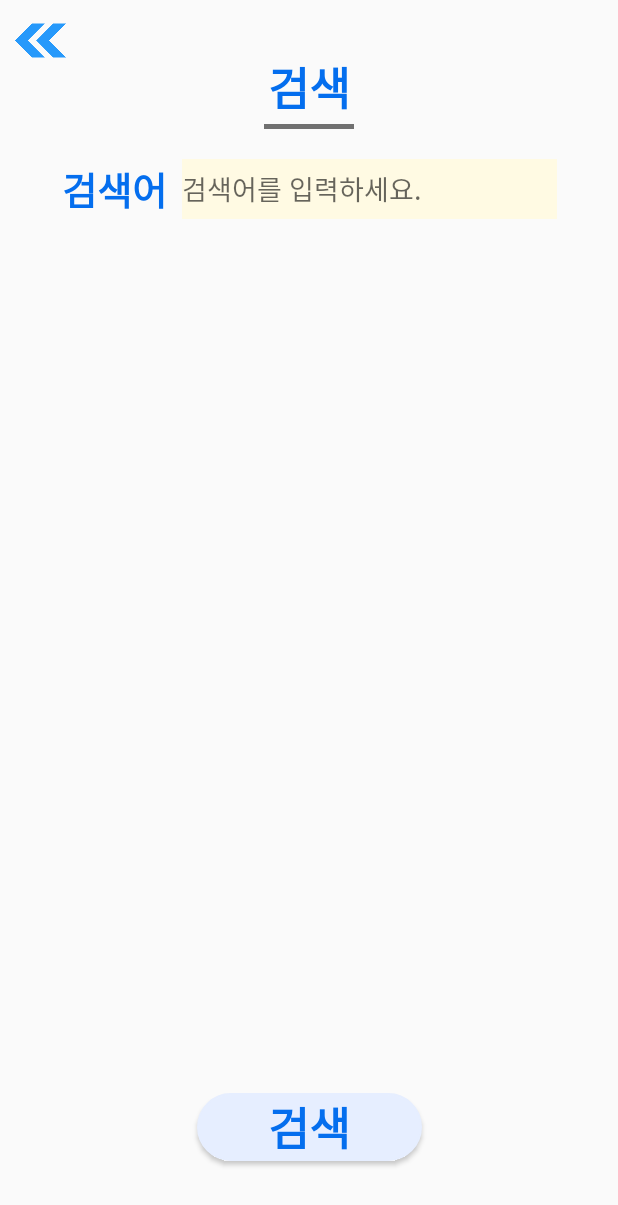
After one commit to jeeheaG/Travelencer-2021-android, an Android app: the layout fragment_place_filter.xml on its own in the app's theme, with its tools: preview values and no code run, on a phone screen of 412 x 824 dp. The commit adds this screen. Shown: the top 1205 px of the screen. Run offline under Robolectric (Android 15) with nearby library versions, the phone set to English and light mode, and no system bars.

Commit message:
색상 파일

```diff
--- /dev/null
+++ b/app/src/main/java/com/example/travelencer_android_2021/PlaceFilterFragment.kt
@@ -0,0 +1,4 @@
+package com.example.travelencer_android_2021
+
+class PlaceFilterFragment {
+}
--- /dev/null
+++ b/app/src/main/java/com/example/travelencer_android_2021/adapter/PlaceMainAdapter.kt
@@ -0,0 +1 @@
+package com.example.travelencer_android_2021.adapter
--- /dev/null
+++ b/app/src/main/java/com/example/travelencer_android_2021/model/ModelPlaceMain.kt
@@ -0,0 +1 @@
+package com.example.travelencer_android_2021.model
--- /dev/null
+++ b/app/src/main/res/layout/fragment_place_filter.xml
@@ -0,0 +1,86 @@
+<?xml version="1.0" encoding="utf-8"?>
+<androidx.constraintlayout.widget.ConstraintLayout
+    xmlns:android="http://schemas.android.com/apk/res/android"
+    xmlns:app="http://schemas.android.com/apk/res-auto"
+    android:layout_width="match_parent"
+    android:layout_height="match_parent">
+
+    <ImageView
+        android:id="@+id/btnBack"
+        android:layout_width="34dp"
+        android:layout_height="34dp"
+        android:src="@drawable/ic_double_arrow"
+        app:layout_constraintStart_toStartOf="parent"
+        app:layout_constraintTop_toTopOf="parent"
+        android:layout_margin="10dp"/>
+
+    <TextView
+        android:id="@+id/tvSearch"
+        android:layout_width="wrap_content"
+        android:layout_height="wrap_content"
+        android:layout_marginTop="35dp"
+        android:fontFamily="@font/hcmalang"
+        android:text="검색"
+        android:textColor="@color/blue"
+        android:textSize="30sp"
+        android:textStyle="bold"
+        app:layout_constraintEnd_toEndOf="parent"
+        app:layout_constraintStart_toStartOf="parent"
+        app:layout_constraintTop_toTopOf="parent" />
+
+    <View
+        android:id="@+id/vLine"
+        android:layout_width="60dp"
+        android:layout_height="3dp"
+        android:layout_marginTop="2dp"
+        android:background="@color/gray"
+        app:layout_constraintEnd_toEndOf="parent"
+        app:layout_constraintStart_toStartOf="parent"
+        app:layout_constraintTop_toBottomOf="@id/tvSearch" />
+
+    <LinearLayout
+        android:id="@+id/llSearchKeyword"
+        android:layout_width="wrap_content"
+        android:layout_height="wrap_content"
+        android:layout_marginTop="20dp"
+        app:layout_constraintEnd_toEndOf="parent"
+        app:layout_constraintStart_toStartOf="parent"
+        app:layout_constraintTop_toBottomOf="@id/vLine"
+        android:orientation="horizontal"
+        android:gravity="center">
+
+        <TextView
+            android:id="@+id/tvSearchKeyword"
+            android:layout_width="wrap_content"
+            android:layout_height="wrap_content"
+            android:fontFamily="@font/hcmalang"
+            android:text="검색어"
+            android:textColor="@color/blue"
+            android:textSize="25sp"
+            android:textStyle="bold"/>
+        <EditText
+            android:id="@+id/etSearchKeyword"
+            android:layout_marginLeft="10dp"
+            android:layout_width="250dp"
+            android:layout_height="40dp"
+            android:background="@color/lightyellow"
+            android:hint="검색어를 입력하세요."/>
+
+    </LinearLayout>
+
+    <Button
+        android:id="@+id/btnSearch"
+        android:layout_width="150dp"
+        android:layout_height="45dp"
+        android:layout_marginBottom="50dp"
+        app:layout_constraintBottom_toBottomOf="parent"
+        app:layout_constraintEnd_toEndOf="parent"
+        app:layout_constraintStart_toStartOf="parent"
+        android:background="@drawable/btn_shape"
+        android:fontFamily="@font/hcmalang"
+        android:text="검색"
+        android:textColor="@color/blue"
+        android:textSize="30sp"
+        android:textStyle="bold"/>
+
+</androidx.constraintlayout.widget.ConstraintLayout>
--- /dev/null
+++ b/app/src/main/res/layout/list_item_place_main.xml
@@ -0,0 +1,6 @@
+<?xml version="1.0" encoding="utf-8"?>
+<androidx.constraintlayout.widget.ConstraintLayout
+    xmlns:android="http://schemas.android.com/apk/res/android" android:layout_width="match_parent"
+    android:layout_height="match_parent">
+
+</androidx.constraintlayout.widget.ConstraintLayout>
--- a/app/src/main/res/values/colors.xml
+++ b/app/src/main/res/values/colors.xml
@@ -5,6 +5,16 @@
     <color name="purple_700">#FF3700B3</color>
     <color name="teal_200">#FF03DAC5</color>
     <color name="teal_700">#FF018786</color>
+
     <color name="black">#FF000000</color>
     <color name="white">#FFFFFFFF</color>
+    <color name="lightblue">#e6eeff</color>
+    <color name="blue">#046eee</color>
+    <color name="darkblue">#0044BB</color>
+    <color name= "yellow">#ffd500</color>
+    <color name="midyellow">#FFF0A9</color>
+    <color name="lightyellow">#fffae3</color>
+    <color name="gray">#707070</color>
+    <color name="lightgray">#efefef</color>
+    <color name="iconblue">#2699fb</color><!--아이콘에만 쓰이는 색-->
 </resources>
```
Also changed, not shown: app/src/main/java/com/example/travelencer_android_2021/AddPlaceActivity.kt (added, +11 -0 lines), app/src/main/res/layout/activity_add_place.xml (added, +55 -0 lines), app/src/main/res/drawable/dummy_haewoojae.jpg (added), app/src/main/res/drawable/dummy_hwasung.jpg (added), app/src/main/res/drawable/view_round.xml (added).
